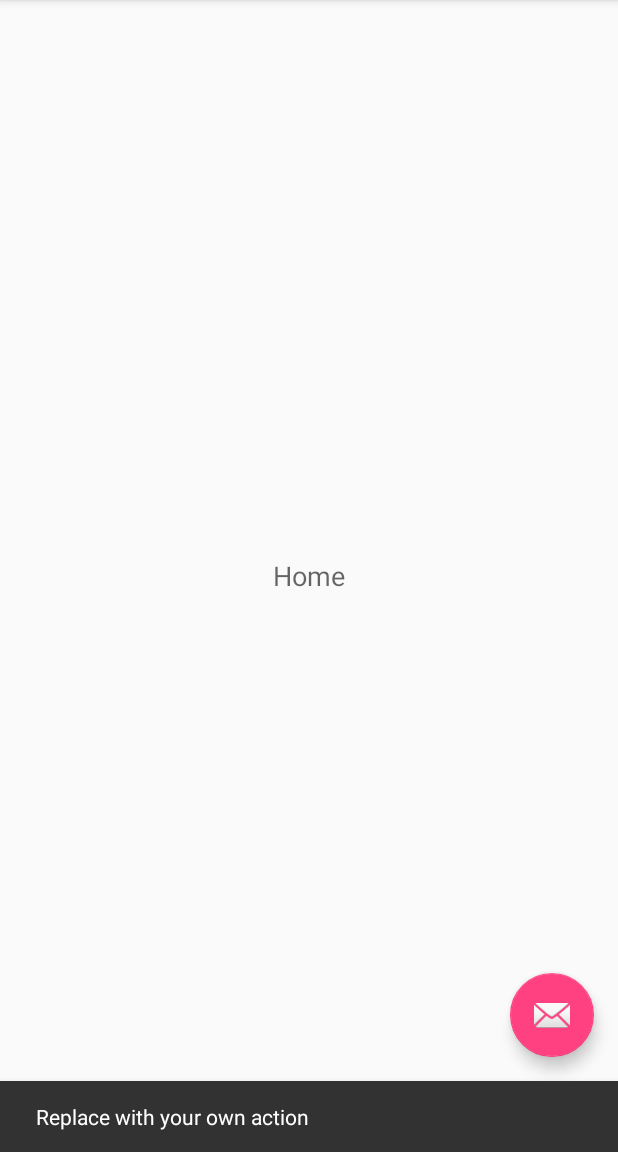
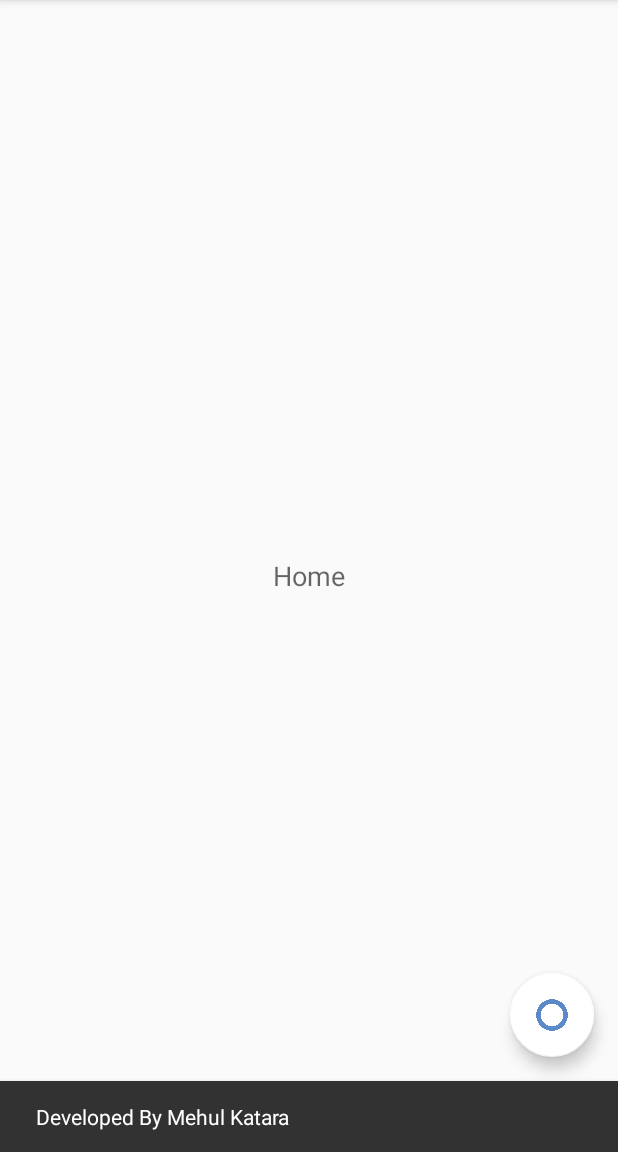
Before and after one commit to mehulkatara-zz/HealthTrack, an Android app: the screen it shows after launch (MainActivity), after a tap on an icon or button, on a phone screen of 412 x 824 dp, the part 84-1236 px from its top. Run offline under Robolectric (Android 15) with nearby library versions, the phone set to English and light mode, and no system bars.

Commit message:
icon changed drawer menu renamed

```diff
--- a/app/src/main/AndroidManifest.xml
+++ b/app/src/main/AndroidManifest.xml
@@ -4,7 +4,7 @@
 
     <application
         android:allowBackup="true"
-        android:icon="@drawable/icon"
+        android:icon="@drawable/ico"
         android:label="@string/app_name"
         android:supportsRtl="true"
         android:theme="@style/AppTheme" >
--- a/app/src/main/java/youtube/demo/youtubedemo/MainActivity.java
+++ b/app/src/main/java/youtube/demo/youtubedemo/MainActivity.java
@@ -37,7 +37,7 @@ public class MainActivity extends AppCompatActivity
         fab.setOnClickListener(new View.OnClickListener() {
             @Override
             public void onClick(View view) {
-                Snackbar.make(view, "Replace with your own action", Snackbar.LENGTH_LONG)
+                Snackbar.make(view, "Developed By Mehul Katara", Snackbar.LENGTH_LONG)
                         .setAction("Action", null).show();
             }
         });
--- a/app/src/main/res/layout/app_bar_main.xml
+++ b/app/src/main/res/layout/app_bar_main.xml
@@ -20,6 +20,6 @@
     <android.support.design.widget.FloatingActionButton android:id="@+id/fab"
         android:layout_width="wrap_content" android:layout_height="wrap_content"
         android:layout_gravity="bottom|end" android:layout_margin="@dimen/fab_margin"
-        android:src="@android:drawable/ic_dialog_email" />
+        android:src="@drawable/ico" />
 
 </android.support.design.widget.CoordinatorLayout>
--- a/app/src/main/res/menu/activity_main_drawer.xml
+++ b/app/src/main/res/menu/activity_main_drawer.xml
@@ -3,9 +3,9 @@
 
     <group android:checkableBehavior="single">
         <item android:id="@+id/nav_camara" android:icon="@drawable/profile"
-            android:title="Profile" />
+            android:title="My Profile" />
         <item android:id="@+id/nav_gallery" android:icon="@android:drawable/ic_menu_search"
-            android:title="Probability Diabetes" />
+            android:title="Probability Of Diabetes" />
 
     </group>
 
@@ -16,7 +16,7 @@
             <item android:id="@+id/nav_manage" android:icon="@drawable/food"
                 android:title="Diet and Food Tips" />
             <item android:id="@+id/nav_share" android:icon="@drawable/drug"
-                android:title="Anti Diabetic medication" />
+                android:title="Anti Diabetic Medication" />
 
         </menu>
     </item>
@@ -24,7 +24,7 @@
     <item android:title="About Us">
         <menu>
             <item android:id="@+id/contact" android:icon="@android:drawable/ic_dialog_email"
-                android:title="Contact" />
+                android:title="Contact Us" />
             <item android:id="@+id/nav_send" android:icon="@drawable/help"
                 android:title="Help" />
         </menu>
--- a/app/src/main/res/values/colors.xml
+++ b/app/src/main/res/values/colors.xml
@@ -2,5 +2,5 @@
 <resources>
     <color name="colorPrimary">#3F51B5</color>
     <color name="colorPrimaryDark">#303F9F</color>
-    <color name="colorAccent">#FF4081</color>
+    <color name="colorAccent">#FFFFFF</color>
 </resources>
```
Also changed, not shown: app/src/main/res/drawable/icon.jpg (deleted).
